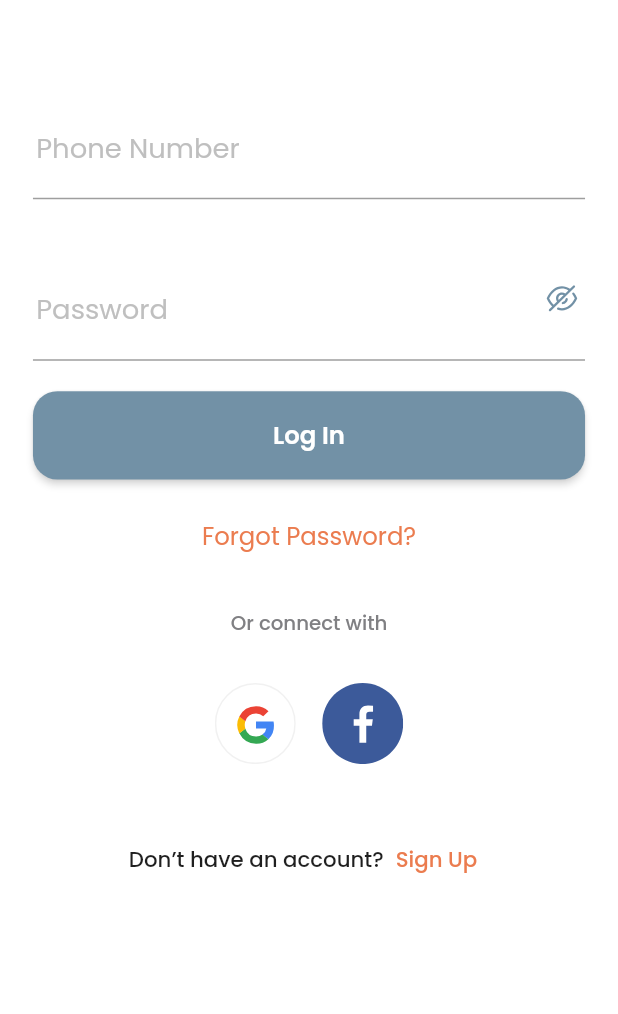
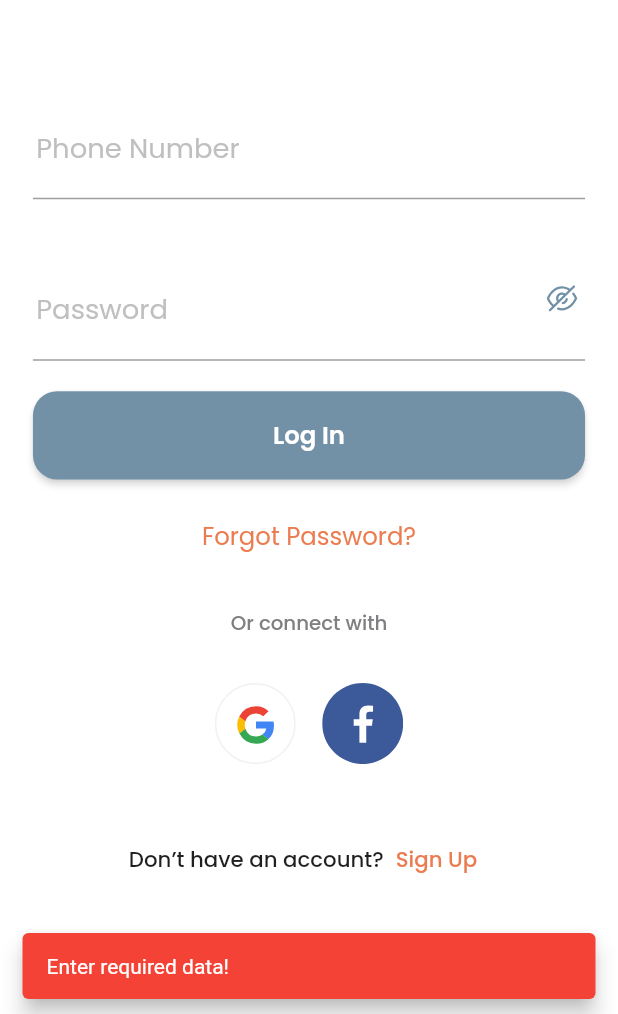
Before and after one commit to MohamedAbuAmira/fixturez-flutter-app, a Flutter app: the screen it shows after launch, after a tap on "Log In", on a phone screen of 412 x 824 dp, the part 222-1236 px from its top. Run offline on Flutter 3.47's test engine with Material 2 defaults, Android fonts, the light colour scheme and no system bars; our stand-ins replace flutter_screenutil, flutter_svg, shared_preferences; network calls fail.

Commit message:
api singup and login

```diff
--- a/lib/core/constants/icons.dart
+++ b/lib/core/constants/icons.dart
@@ -1,7 +1,6 @@
 import 'package:flutter/widgets.dart';
 import 'package:flutter_svg/flutter_svg.dart';
 import 'package:flutter/material.dart';
-import 'package:flutter_screenutil/flutter_screenutil.dart';
 
 class AppIcons {
   AppIcons._();
--- a/lib/core/constants/strings.dart
+++ b/lib/core/constants/strings.dart
@@ -2,4 +2,6 @@ class Strings {
   Strings._();
   // App
   static const appTitle = 'Fixturez';
+  static const storeApiKey = '8279a1ec-d640-44fd-bc04-6da49ca39a5d';
+  static const lang = 'en';
 }
--- a/lib/core/helpers/helpers.dart
+++ b/lib/core/helpers/helpers.dart
@@ -1,3 +1,4 @@
+import 'package:fixturez/core/constants/constants.dart';
 import 'package:flutter/material.dart';
 
 mixin Helpers {
@@ -5,14 +6,24 @@ mixin Helpers {
     required BuildContext context,
     required String message,
     bool error = false,
+    bool hideAction = false,
+    int durationInSeconds = 2,
   }) {
     ScaffoldMessenger.of(context).showSnackBar(
       SnackBar(
-        content: Text(message),
-        backgroundColor: error ? Colors.red : Colors.green,
-        behavior: SnackBarBehavior.floating,
-        duration: Duration(seconds: 1),
-      ),
+          content: Text(message),
+          backgroundColor: error ? Colors.red : Colors.green,
+          behavior: SnackBarBehavior.floating,
+          duration: Duration(seconds: durationInSeconds),
+          action: hideAction
+              ? SnackBarAction(
+                  label: 'Hide',
+                  textColor: AppColors.darkColor,
+                  onPressed: () {
+                    // Some code to undo the change.
+                  },
+                )
+              : null),
     );
   }
 }
--- a/lib/data/models/models.dart
+++ b/lib/data/models/models.dart
@@ -1,3 +1,4 @@
 export 'home_slider.dart';
 export 'city.dart';
 export 'user.dart';
+export 'register_user.dart';
--- /dev/null
+++ b/lib/data/models/register_user.dart
@@ -0,0 +1,21 @@
+import '../../core/constants/constants.dart';
+
+class RegisterUser {
+  late String name;
+  late String mobile;
+  late String gender;
+  late String password;
+  late String cityId;
+  final String storeApiKey = Strings.storeApiKey;
+
+  Map<String, dynamic> toJson() {
+    final Map<String, dynamic> data = Map<String, dynamic>();
+    data['name'] = name;
+    data['mobile'] = mobile;
+    data['gender'] = gender;
+    data['city_id'] = cityId;
+    data['password'] = password;
+    data['STORE_API_KEY'] = storeApiKey;
+    return data;
+  }
+}
--- a/lib/data/web_services/end_points.dart
+++ b/lib/data/web_services/end_points.dart
@@ -6,4 +6,5 @@ class ApiEndPoints {
   static const _authUrl = _apiUrl + "auth/";
   static const loginUrl = _authUrl + "login";
   static const registerUrl = _authUrl + "register";
+  static const activateUrl = _authUrl + "activate";
 }
--- a/lib/presentation/router/app_router.dart
+++ b/lib/presentation/router/app_router.dart
@@ -4,6 +4,7 @@ import 'package:fixturez/presentation/screens/intro/login_screen.dart';
 import 'package:fixturez/presentation/screens/intro/luanch_screen.dart';
 import 'package:flutter/material.dart';
 
+import '../screens/intro/activate_account.dart';
 import '../screens/intro/forgot_password_screen.dart';
 import '../screens/intro/signup_screen.dart';
 
@@ -12,6 +13,7 @@ class AppRouter {
   static const String login = '/login_screen';
   static const String forgotPassword = '/forgot_password_screen';
   static const String signup = '/signup_screen';
+  static const String activateAccount = '/activate_account';
   static const String home = '/';
 
   const AppRouter._();
@@ -34,6 +36,13 @@ class AppRouter {
         return MaterialPageRoute(
           builder: (_) => const SignUpScreen(),
         );
+      case activateAccount:
+        final argsActivateAccountCode = settings.arguments as String;
+        return MaterialPageRoute(
+          builder: (_) => ActivateAccountScreen(
+            activateAccountCode: argsActivateAccountCode,
+          ),
+        );
       case home:
         return MaterialPageRoute(
           builder: (_) => HomePage(),
--- a/lib/presentation/screens/intro/login_screen.dart
+++ b/lib/presentation/screens/intro/login_screen.dart
@@ -1,5 +1,7 @@
 import 'package:fixturez/core/constants/constants.dart';
+import 'package:fixturez/core/helpers/helpers.dart';
 import 'package:fixturez/core/prefs/shared_pref_controller.dart';
+import 'package:fixturez/data/web_services/user_web_service.dart';
 import 'package:fixturez/presentation/router/app_router.dart';
 import 'package:fixturez/presentation/screens/widgets/widgets.dart';
 import 'package:flutter/material.dart';
@@ -98,7 +100,7 @@ class LoginInForm extends StatefulWidget {
   _LoginInFormState createState() => _LoginInFormState();
 }
 
-class _LoginInFormState extends State<LoginInForm> {
+class _LoginInFormState extends State<LoginInForm> with Helpers {
   late TextEditingController _phoneNumberTextController;
   late TextEditingController _passwordTextcontroller;
 
@@ -146,12 +148,12 @@ class _LoginInFormState extends State<LoginInForm> {
         SizedBox(
           height: 20.h,
         ),
-        DefaultButton(press: performLogin, text: "Log In"),
+        DefaultButton(press: () async => await performLogin(), text: "Log In"),
       ],
     );
   }
 
-  void performLogin() {
+  Future<void> performLogin() async {
     if (chechData()) {
       return login();
     }
@@ -162,15 +164,25 @@ class _LoginInFormState extends State<LoginInForm> {
         _passwordTextcontroller.text.isNotEmpty) {
       return true;
     } else {
+      showSnackBar(
+        context: context,
+        message: 'Enter required data!',
+        error: true,
+      );
       return false;
     }
   }
 
-  void login() async {
-    await SharedPrefController()
-        .savePhoneNumber(phone: _phoneNumberTextController.text);
-    Future.delayed(const Duration(seconds: 3), () {
-      Navigator.pushReplacementNamed(context, AppRouter.home);
-    });
+  Future<void> login() async {
+    final Map<String, String> loginDetails = {};
+    loginDetails['mobile'] = _phoneNumberTextController.text;
+    loginDetails['password'] = _passwordTextcontroller.text;
+    Map authBaseResponse =
+        await UserWebService().login(context, loginDetails: loginDetails);
+    if (authBaseResponse['status']) {
+      Future.delayed(const Duration(seconds: 2), () {
+        Navigator.pushReplacementNamed(context, AppRouter.home);
+      });
+    } else {}
   }
 }
--- a/lib/presentation/screens/profile_screen/profile_screen.dart
+++ b/lib/presentation/screens/profile_screen/profile_screen.dart
@@ -11,7 +11,7 @@ class ProfileScreen extends StatelessWidget {
       ),
       body: Center(
           child: Container(
-        child: Text("Profile"),
+        child: const Text("Profile"),
       )),
     );
   }
```
Also changed, not shown: lib/data/models/user.dart (+0 -22 lines), lib/data/web_services/user_web_service.dart (+111 -15 lines), lib/presentation/screens/intro/activate_account.dart (added, +150 -0 lines), lib/presentation/screens/intro/signup_screen.dart (+22 -23 lines), 1 other file.
